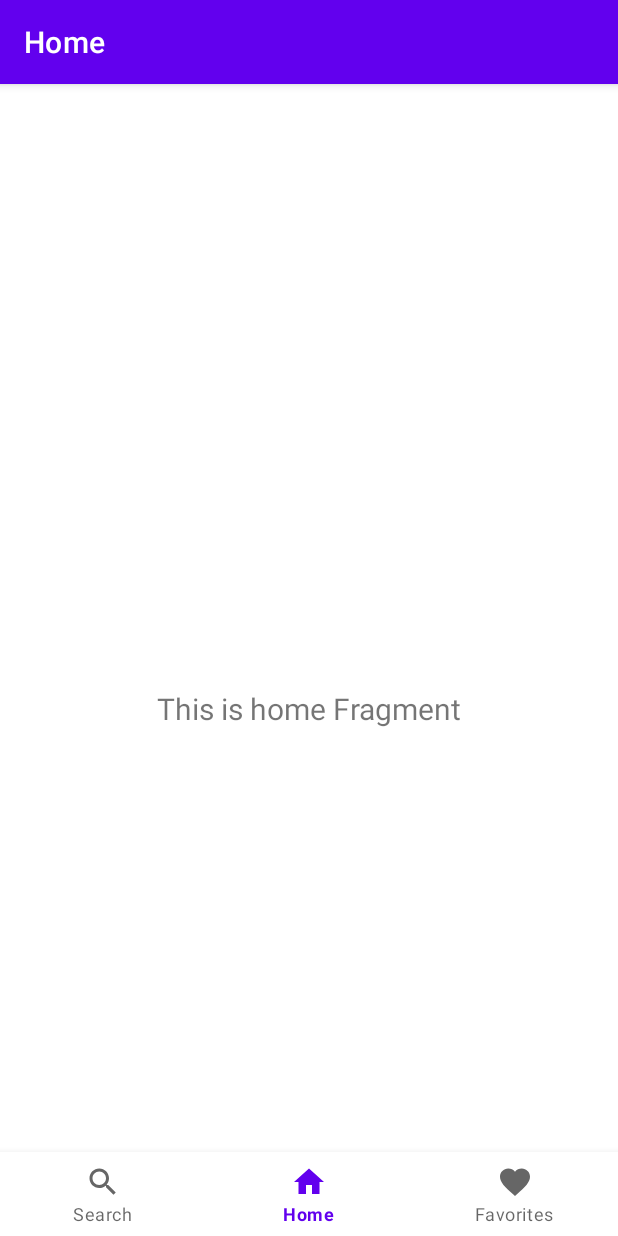
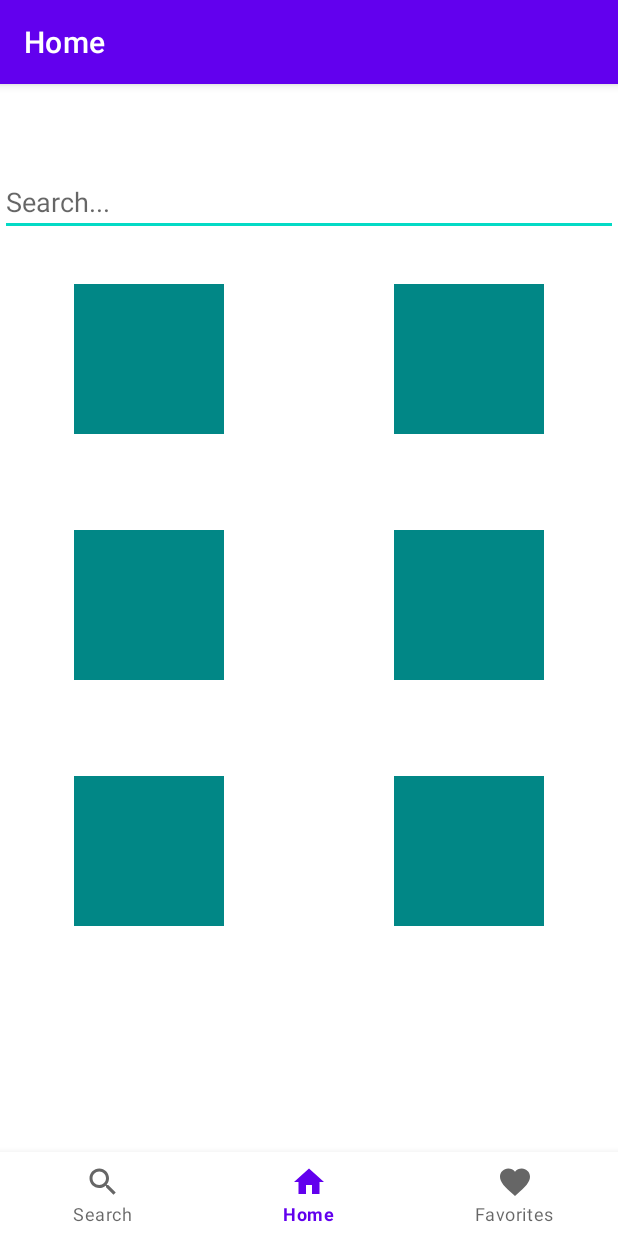
Before and after one commit to TorgeirEIkeland/Am-i-a-joke-to-you, an Android app: the screen it shows after launch (MainActivity), on a phone screen of 412 x 824 dp. Run offline under Robolectric (Android 15) with nearby library versions, the phone set to English and light mode, and no system bars; our stand-ins replace navigation-ui.

Commit message:
Changed homefragment xml

```diff
--- a/app/src/main/java/com/example/amiajoketoyouu/ui/home/HomeFragment.kt
+++ b/app/src/main/java/com/example/amiajoketoyouu/ui/home/HomeFragment.kt
@@ -22,9 +22,9 @@ class HomeFragment : Fragment() {
         homeViewModel =
             ViewModelProvider(this).get(HomeViewModel::class.java)
         val root = inflater.inflate(R.layout.fragment_home, container, false)
-        val textView: TextView = root.findViewById(R.id.text_home)
+       //
         homeViewModel.text.observe(viewLifecycleOwner, Observer {
-            textView.text = it
+          //  textView.text = it
         })
         return root
     }
--- a/app/src/main/res/layout/fragment_home.xml
+++ b/app/src/main/res/layout/fragment_home.xml
@@ -4,19 +4,72 @@
     xmlns:tools="http://schemas.android.com/tools"
     android:layout_width="match_parent"
     android:layout_height="match_parent"
-    tools:context=".ui.home.HomeFragment">
+    tools:context=".MainActivity">
 
-    <TextView
-        android:id="@+id/text_home"
+    <com.google.android.material.textfield.TextInputEditText
+        android:id="@+id/EditText_searchInput"
         android:layout_width="match_parent"
         android:layout_height="wrap_content"
-        android:layout_marginStart="8dp"
-        android:layout_marginTop="8dp"
-        android:layout_marginEnd="8dp"
-        android:textAlignment="center"
-        android:textSize="20sp"
-        app:layout_constraintBottom_toBottomOf="parent"
-        app:layout_constraintEnd_toEndOf="parent"
+        android:hint="Search..."
+        app:layout_constraintTop_toTopOf="parent"
+        app:layout_constraintEnd_toStartOf="parent"
+        app:layout_constraintEnd_toEndOf="parent"/>
+
+
+    <androidx.appcompat.widget.AppCompatImageView
+        android:id="@+id/imageview_CategoryAny"
+        android:layout_width="100dp"
+        android:layout_height="100dp"
+        android:background="@color/teal_700"
+        android:layout_marginTop="32dp"
         app:layout_constraintStart_toStartOf="parent"
-        app:layout_constraintTop_toTopOf="parent" />
+        app:layout_constraintTop_toBottomOf="@id/EditText_searchInput"
+        app:layout_constraintEnd_toStartOf="@id/imageview_CategoryDark"/>
+
+    <androidx.appcompat.widget.AppCompatImageView
+        android:id="@+id/imageview_CategoryDark"
+        android:layout_width="100dp"
+        android:layout_height="100dp"
+        android:background="@color/teal_700"
+        android:layout_marginLeft="64dp"
+        app:layout_constraintStart_toEndOf="@id/imageview_CategoryAny"
+        app:layout_constraintTop_toTopOf="@id/imageview_CategoryAny"
+        app:layout_constraintEnd_toEndOf="parent"/>
+    <androidx.appcompat.widget.AppCompatImageView
+        android:id="@+id/imageview_CategoryMisc"
+        android:layout_width="100dp"
+        android:layout_height="100dp"
+        android:background="@color/teal_700"
+        android:layout_marginTop="64dp"
+        app:layout_constraintStart_toStartOf="parent"
+        app:layout_constraintTop_toBottomOf="@id/imageview_CategoryAny"
+        app:layout_constraintEnd_toStartOf="@id/imageview_CategoryProgramming"/>
+    <androidx.appcompat.widget.AppCompatImageView
+        android:id="@+id/imageview_CategorySpooky"
+        android:layout_width="100dp"
+        android:layout_height="100dp"
+        android:background="@color/teal_700"
+        android:layout_marginTop="64dp"
+        app:layout_constraintStart_toStartOf="parent"
+        app:layout_constraintTop_toBottomOf="@id/imageview_CategoryMisc"
+        app:layout_constraintEnd_toStartOf="@id/imageview_CategoryPun"/>
+    <androidx.appcompat.widget.AppCompatImageView
+        android:id="@+id/imageview_CategoryPun"
+        android:layout_width="100dp"
+        android:layout_height="100dp"
+        android:background="@color/teal_700"
+        android:layout_marginLeft="64dp"
+        app:layout_constraintStart_toEndOf="@id/imageview_CategorySpooky"
+        app:layout_constraintTop_toTopOf="@id/imageview_CategorySpooky"
+        app:layout_constraintEnd_toEndOf="parent"/>
+    <androidx.appcompat.widget.AppCompatImageView
+        android:id="@+id/imageview_CategoryProgramming"
+        android:layout_width="100dp"
+        android:layout_height="100dp"
+        android:background="@color/teal_700"
+        android:layout_marginLeft="64dp"
+        app:layout_constraintStart_toEndOf="@id/imageview_CategoryMisc"
+        app:layout_constraintTop_toTopOf="@id/imageview_CategoryMisc"
+        app:layout_constraintEnd_toEndOf="parent"/>
+
 </androidx.constraintlayout.widget.ConstraintLayout>
```
